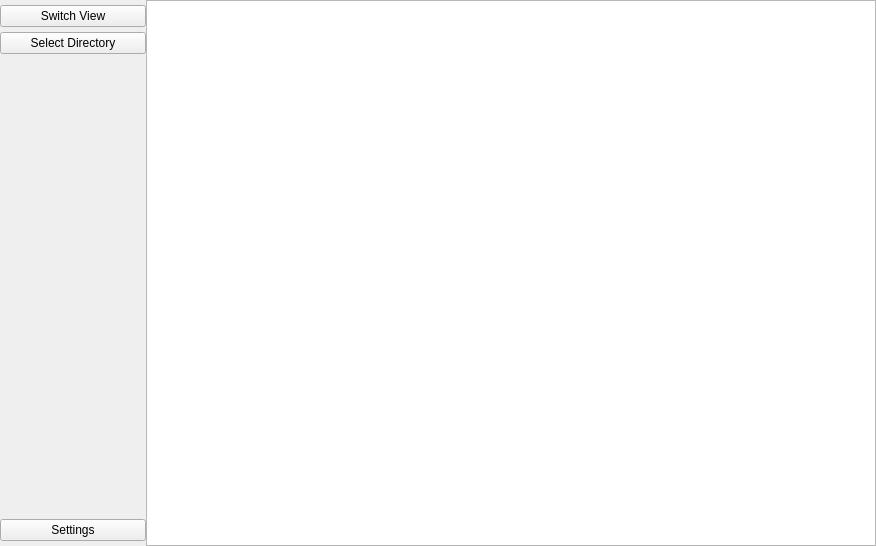
This is assets/main.ui in Rivridis/Ebook-Reader as Qt 5 draws it before an edit. The edited form follows.
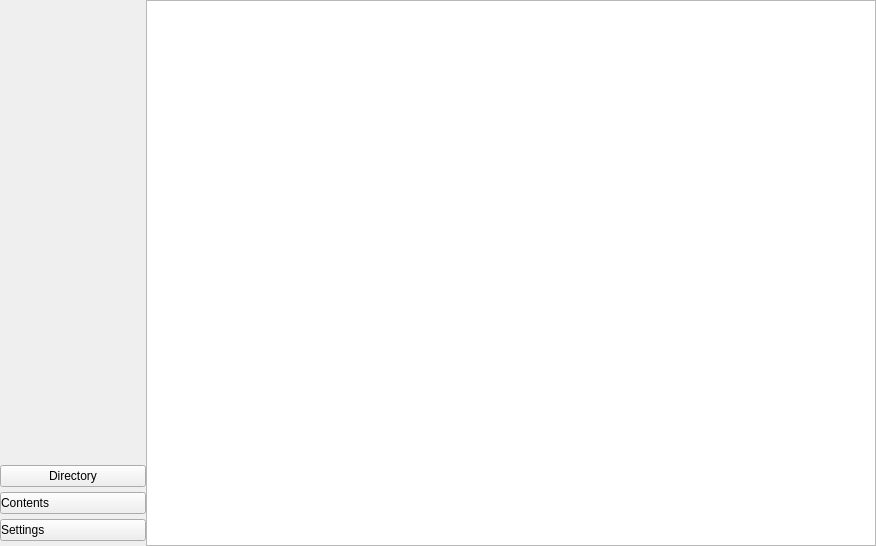
This is the edited form. Icons and pictures are not drawn.

```diff
--- a/assets/main.ui
+++ b/assets/main.ui
@@ -70,7 +70,7 @@
            <number>0</number>
           </property>
           <property name="topMargin">
-           <number>5</number>
+           <number>0</number>
           </property>
           <property name="rightMargin">
            <number>0</number>
@@ -78,26 +78,6 @@
           <property name="bottomMargin">
            <number>5</number>
           </property>
-          <item>
-           <widget class="QPushButton" name="pushButton">
-            <property name="styleSheet">
-             <string notr="true">font: 12pt &quot;Segoe UI&quot;;</string>
-            </property>
-            <property name="text">
-             <string>Switch View</string>
-            </property>
-           </widget>
-          </item>
-          <item>
-           <widget class="QPushButton" name="direct">
-            <property name="styleSheet">
-             <string notr="true">font: 12pt &quot;Segoe UI&quot;;</string>
-            </property>
-            <property name="text">
-             <string>Select Directory</string>
-            </property>
-           </widget>
-          </item>
           <item>
            <widget class="QTreeView" name="tree">
             <property name="styleSheet">
@@ -105,10 +85,36 @@
             </property>
            </widget>
           </item>
+          <item>
+           <widget class="QPushButton" name="direct">
+            <property name="styleSheet">
+             <string notr="true">font: 12pt &quot;Segoe UI&quot;;
+text-align: left;
+QAbstractButton {
+    qproperty-icon: theme_url(&quot;B:\Github\Python-App\settings_FILL0_wght400_GRAD0_opsz24.svg&quot;);
+}</string>
+            </property>
+            <property name="text">
+             <string>Directory</string>
+            </property>
+           </widget>
+          </item>
+          <item>
+           <widget class="QPushButton" name="pushButton">
+            <property name="styleSheet">
+             <string notr="true">font: 12pt &quot;Segoe UI&quot;;
+text-align: left;</string>
+            </property>
+            <property name="text">
+             <string>Contents</string>
+            </property>
+           </widget>
+          </item>
           <item>
            <widget class="QPushButton" name="settings">
             <property name="styleSheet">
-             <string notr="true">font: 12pt &quot;Segoe UI&quot;;</string>
+             <string notr="true">font: 12pt &quot;Segoe UI&quot;;
+text-align: left;</string>
             </property>
             <property name="text">
              <string>Settings</string>
```
